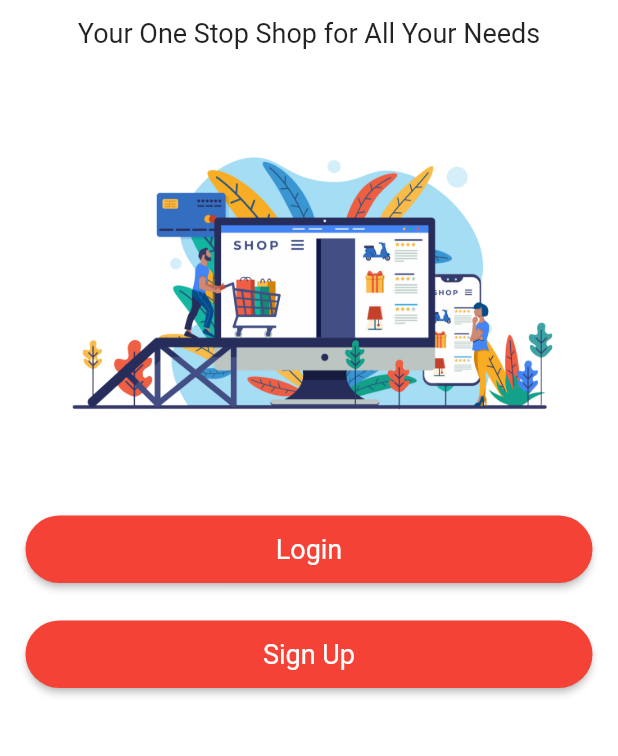
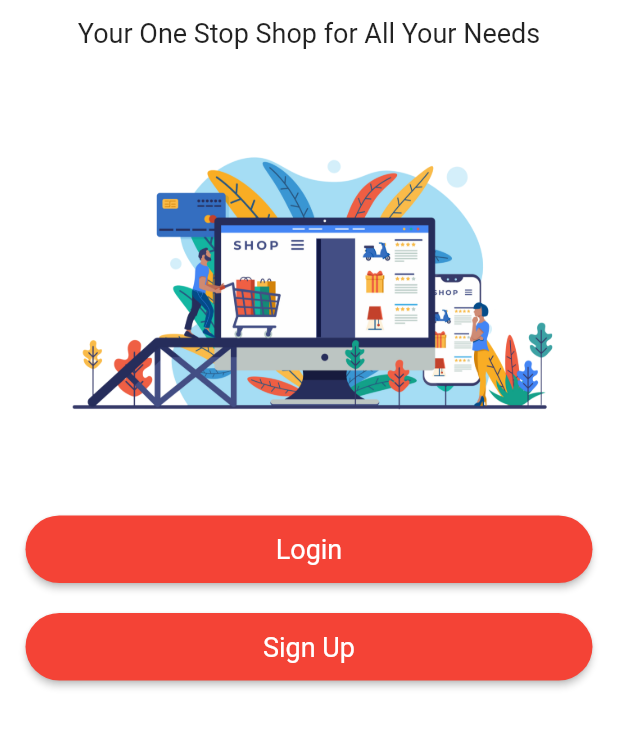
Before and after one commit to melmatx/QuickCart, a Flutter app: the Welcome screen opened directly, on a phone screen of 412 x 824 dp, the part 155-911 px from its top. Run offline on Flutter 3.47's test engine with Material 2 defaults, Android fonts, the phone set to English and light mode, and no system bars; our stand-ins replace auto_size_text, cloud_firestore, firebase_auth, firebase_core, firebase_storage, flutter_onboarding_slider and 5 more; missing offline and left inert: chat_gpt_sdk, flutter_stripe; accounts and stored records are empty.

Commit message:
Changed sizedbox height in welcome screen

```diff
--- a/lib/screens/auth_ui/welcome/welcome.dart
+++ b/lib/screens/auth_ui/welcome/welcome.dart
@@ -77,7 +77,7 @@ class Welcome extends StatelessWidget {
                 },
               ),
               const SizedBox(
-                height: 25.0,
+                height: 20.0,
               ),
               PrimaryButton(
                 title: "Sign Up",
```
